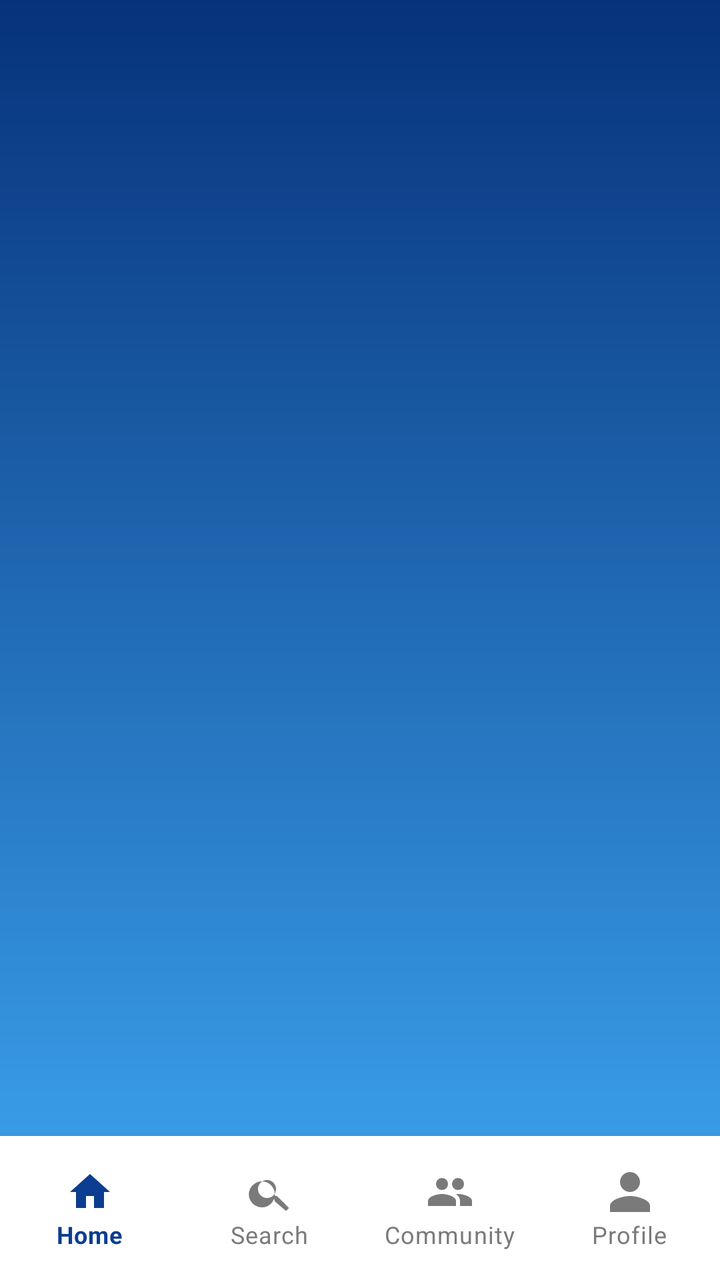
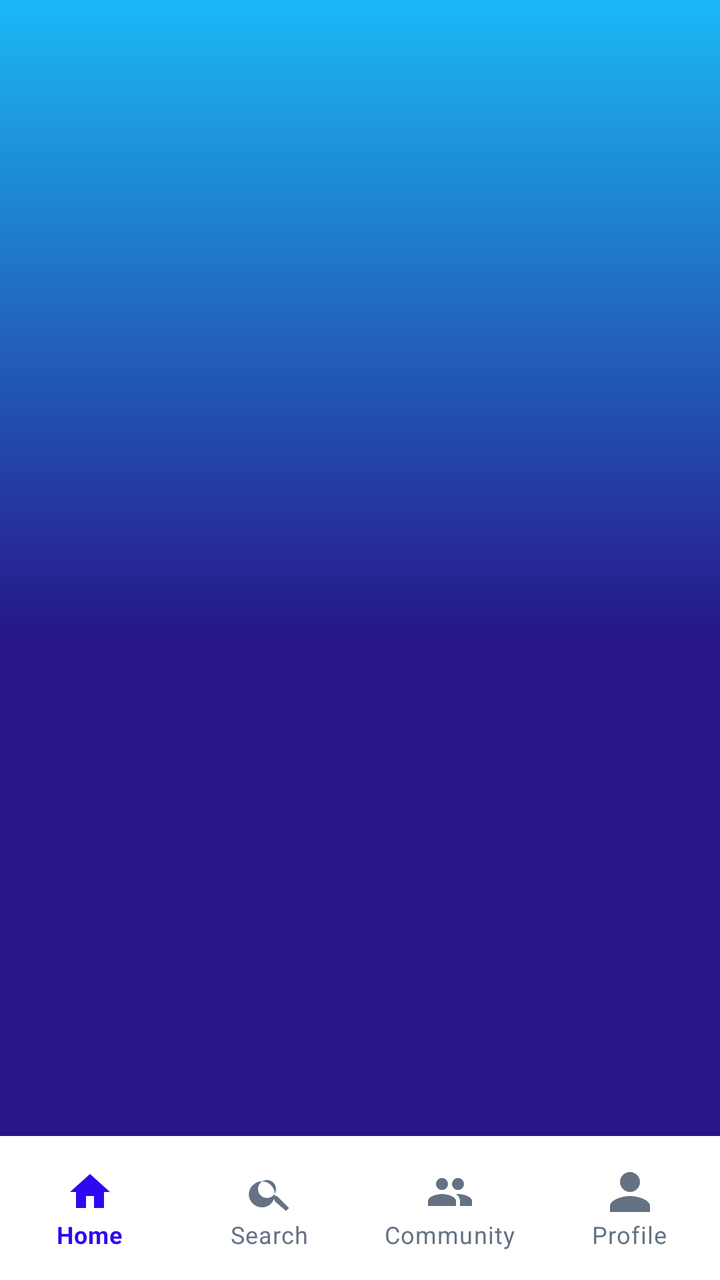

Screens rendered from an Android XML layout before and after an edit, with the pre-edit source and the edit as a unified diff.
<!-- AndroidManifest.xml: application theme Theme.FrauduLens -->
<!-- res/layout/activity_main.xml -->
<?xml version="1.0" encoding="utf-8"?>
<androidx.coordinatorlayout.widget.CoordinatorLayout
    xmlns:android="http://schemas.android.com/apk/res/android"
    xmlns:app="http://schemas.android.com/apk/res-auto"
    android:id="@+id/main_root"
    android:layout_width="match_parent"
    android:layout_height="match_parent"
    android:background="@drawable/gradient_bg">

    
    <FrameLayout
        android:id="@+id/container"
        android:layout_width="match_parent"
        android:layout_height="match_parent"
        android:paddingBottom="72dp" /> 

    <com.google.android.material.bottomnavigation.BottomNavigationView
        android:id="@+id/bottomNav"
        android:layout_width="match_parent"
        android:layout_height="72dp"
        android:layout_gravity="bottom"
        app:menu="@menu/bottom_nav_menu"
        app:itemIconTint="@color/nav_item_color"
        app:itemTextColor="@color/nav_item_color"
        app:labelVisibilityMode="labeled"
        android:background="@color/md_theme_surface"
        app:itemActiveIndicatorStyle="@style/Widget.MaterialComponents.BottomNavigationView"
        android:paddingTop="8dp"
        android:paddingBottom="8dp"
        app:layout_behavior="@string/hide_bottom_view_on_scroll_behavior" />

</androidx.coordinatorlayout.widget.CoordinatorLayout>
<!-- resources referenced by this layout -->
<resources>
  <color name="md_theme_surface">#FFFFFF</color>
  <!-- drawable gradient_bg (drawable) -->
  <?xml version="1.0" encoding="utf-8"?>
  <shape xmlns:android="http://schemas.android.com/apk/res/android" android:shape="rectangle">
      <gradient
          android:angle="270"
          android:startColor="@color/bgStart"
          android:endColor="@color/bgEnd" />
  </shape>
  <style name="Theme.FrauduLens" parent="Theme.MaterialComponents.DayNight.NoActionBar">
          <item name="colorPrimary">@color/primaryColor</item>
          <item name="colorPrimaryVariant">@color/primaryVariant</item>
          <item name="colorSecondary">@color/secondaryColor</item>
          <item name="android:statusBarColor">@color/primaryVariant</item>
          <item name="android:navigationBarColor">@color/primaryVariant</item>
          <item name="materialCardViewStyle">@style/Widget.MaterialComponents.CardView</item>
          <item name="android:windowBackground">@drawable/gradient_bg</item>
      </style>
  <color name="bgStart">#06327A</color>
  <color name="bgEnd">#3FA9F5</color>
  <color name="primaryColor">#0B3D91</color>
  <color name="primaryVariant">#042A66</color>
  <color name="secondaryColor">#00A86B</color>
</resources>

<!-- the commit's change to res/layout/activity_main.xml (unified diff, before → after) -->
@@ -17,16 +17,15 @@
     <com.google.android.material.bottomnavigation.BottomNavigationView
         android:id="@+id/bottomNav"
         android:layout_width="match_parent"
-        android:layout_height="72dp"
+        android:layout_height="wrap_content"
         android:layout_gravity="bottom"
         app:menu="@menu/bottom_nav_menu"
         app:itemIconTint="@color/nav_item_color"
         app:itemTextColor="@color/nav_item_color"
         app:labelVisibilityMode="labeled"
-        android:background="@color/md_theme_surface"
-        app:itemActiveIndicatorStyle="@style/Widget.MaterialComponents.BottomNavigationView"
+        android:background="@color/surface"
+        android:elevation="8dp"
         android:paddingTop="8dp"
-        android:paddingBottom="8dp"
-        app:layout_behavior="@string/hide_bottom_view_on_scroll_behavior" />
+        android:paddingBottom="8dp" />
 
 </androidx.coordinatorlayout.widget.CoordinatorLayout>
<!-- resource entries referenced after the edit -->
@@ -1,13 +1,16 @@
 <!-- resources referenced by this layout -->
 <resources>
-  <color name="md_theme_surface">#FFFFFF</color>
+  <color name="surface">#FFFFFF</color>
   <!-- drawable gradient_bg (drawable) -->
   <?xml version="1.0" encoding="utf-8"?>
   <shape xmlns:android="http://schemas.android.com/apk/res/android" android:shape="rectangle">
       <gradient
-          android:angle="270"
-          android:startColor="@color/bgStart"
-          android:endColor="@color/bgEnd" />
+          android:angle="90"
+          android:startColor="@color/colorDarkPurple"
+          android:centerColor="@color/colorDarkPurple"
+          android:centerY="0.5"
+          android:endColor="@color/colorBlue"
+          android:type="linear" />
   </shape>
   <style name="Theme.FrauduLens" parent="Theme.MaterialComponents.DayNight.NoActionBar">
           <item name="colorPrimary">@color/primaryColor</item>
@@ -17,11 +20,12 @@
           <item name="android:navigationBarColor">@color/primaryVariant</item>
           <item name="materialCardViewStyle">@style/Widget.MaterialComponents.CardView</item>
           <item name="android:windowBackground">@drawable/gradient_bg</item>
+          <item name="android:fontFamily">sans-serif</item>
       </style>
-  <color name="bgStart">#06327A</color>
-  <color name="bgEnd">#3FA9F5</color>
-  <color name="primaryColor">#0B3D91</color>
-  <color name="primaryVariant">#042A66</color>
-  <color name="secondaryColor">#00A86B</color>
+  <color name="colorDarkPurple">#271589</color>
+  <color name="colorBlue">#1BB8F6</color>
+  <color name="primaryColor">#2F08F1</color>
+  <color name="primaryVariant">#271589</color>
+  <color name="secondaryColor">#1BB8F6</color>
 </resources>
 
